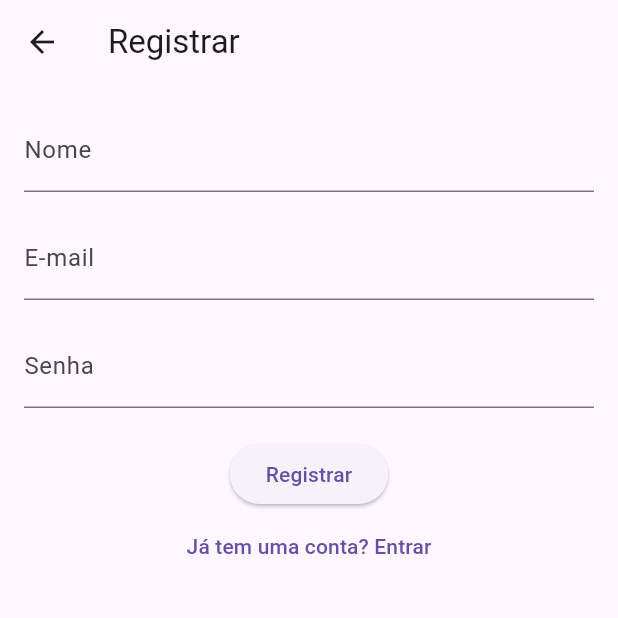
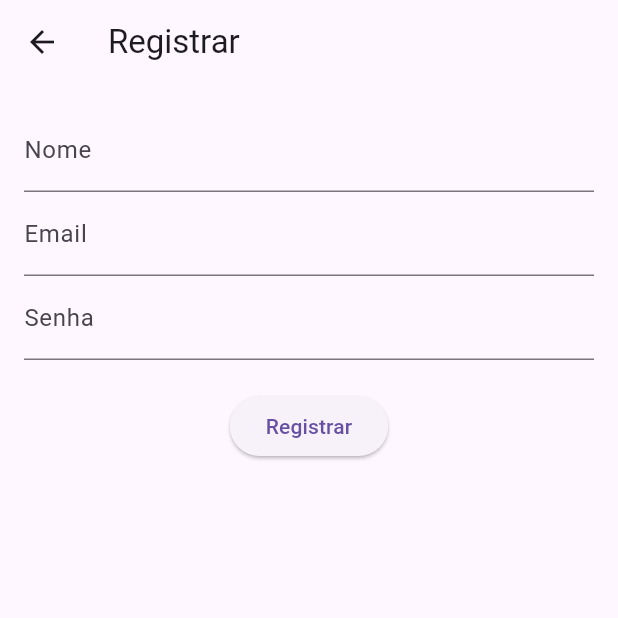
Before and after one commit to Monfardini/Taskly, a Flutter app: the RegisterScreen screen opened by its route, on a phone screen of 412 x 824 dp, the top half of it. Run offline on Flutter 3.47's test engine with Material 3 defaults, Android fonts, the light colour scheme and no system bars; our stand-ins replace cloud_firestore, firebase_auth, firebase_core, shared_preferences; accounts and stored records are empty.

Commit message:
FIZ FUNCIONAR GRAZADEEEEUSSSSS

```diff
--- a/lib/screens/register.dart
+++ b/lib/screens/register.dart
@@ -1,6 +1,6 @@
 import 'package:flutter/material.dart';
+import 'package:cloud_firestore/cloud_firestore.dart';
 import 'package:firebase_auth/firebase_auth.dart';
-import 'package:cloud_firestore/cloud_firestore.dart';
 
 class RegisterScreen extends StatefulWidget {
   const RegisterScreen({super.key});
@@ -10,53 +10,30 @@ class RegisterScreen extends StatefulWidget {
 }
 
 class _RegisterScreenState extends State<RegisterScreen> {
-  final _nameController = TextEditingController();
   final _emailController = TextEditingController();
   final _passwordController = TextEditingController();
-
-  bool _loading = false;
-  String? _error;
+  final _nameController = TextEditingController();
+  final _auth = FirebaseAuth.instance;
 
   Future<void> _register() async {
-    setState(() {
-      _loading = true;
-      _error = null;
-    });
-
     try {
-      final cred = await FirebaseAuth.instance.createUserWithEmailAndPassword(
+      final userCredential = await _auth.createUserWithEmailAndPassword(
         email: _emailController.text.trim(),
         password: _passwordController.text.trim(),
       );
 
-      // Salva o nome e email provisoriamente
-      await FirebaseFirestore.instance.collection('users').doc(cred.user!.uid).set({
+      // Gravar dados do usuário no Firestore
+      await FirebaseFirestore.instance.collection('users').doc(userCredential.user!.uid).set({
+        'uid': userCredential.user!.uid,
+        'email': _emailController.text.trim(),
         'name': _nameController.text.trim(),
-        'email': _emailController.text.trim(),
+        'createdAt': Timestamp.now(),
       });
 
-      if (!mounted) return;
-
-      // Redireciona para a tela de setup de perfil
       Navigator.pushReplacementNamed(context, '/profileSetup');
-    } on FirebaseAuthException catch (e) {
-      if (!mounted) return;
-      setState(() {
-        _error = e.message ?? 'Erro ao registrar usuário';
-      });
-    } finally {
-      if (mounted) {
-        setState(() => _loading = false);
-      }
+    } catch (e) {
+      ScaffoldMessenger.of(context).showSnackBar(SnackBar(content: Text('Erro: $e')));
     }
-  }
-
-  @override
-  void dispose() {
-    _nameController.dispose();
-    _emailController.dispose();
-    _passwordController.dispose();
-    super.dispose();
   }
 
   @override
@@ -65,45 +42,14 @@ class _RegisterScreenState extends State<RegisterScreen> {
       appBar: AppBar(title: const Text('Registrar')),
       body: Padding(
         padding: const EdgeInsets.all(16),
-        child: SingleChildScrollView(
-          child: Column(
-            children: [
-              TextField(
-                controller: _nameController,
-                decoration: const InputDecoration(labelText: 'Nome'),
-              ),
-              const SizedBox(height: 16),
-              TextField(
-                controller: _emailController,
-                decoration: const InputDecoration(labelText: 'E-mail'),
-                keyboardType: TextInputType.emailAddress,
-              ),
-              const SizedBox(height: 16),
-              TextField(
-                controller: _passwordController,
-                decoration: const InputDecoration(labelText: 'Senha'),
-                obscureText: true,
-              ),
-              const SizedBox(height: 20),
-              if (_error != null)
-                Text(
-                  _error!,
-                  style: const TextStyle(color: Colors.red, fontSize: 14),
-                ),
-              ElevatedButton(
-                onPressed: _loading ? null : _register,
-                child: _loading
-                    ? const CircularProgressIndicator(color: Colors.white)
-                    : const Text('Registrar'),
-              ),
-              TextButton(
-                onPressed: () {
-                  Navigator.pushReplacementNamed(context, '/login');
-                },
-                child: const Text('Já tem uma conta? Entrar'),
-              ),
-            ],
-          ),
+        child: Column(
+          children: [
+            TextField(controller: _nameController, decoration: const InputDecoration(labelText: 'Nome')),
+            TextField(controller: _emailController, decoration: const InputDecoration(labelText: 'Email')),
+            TextField(controller: _passwordController, obscureText: true, decoration: const InputDecoration(labelText: 'Senha')),
+            const SizedBox(height: 20),
+            ElevatedButton(onPressed: _register, child: const Text('Registrar')),
+          ],
         ),
       ),
     );
```
Also changed, not shown: lib/app.dart (+3 -4 lines), lib/main.dart (+43 -9 lines), lib/screens/main_screen.dart (+4 -4 lines), lib/screens/project.dart (+32 -80 lines), lib/screens/task_detail.dart (+39 -11 lines).
